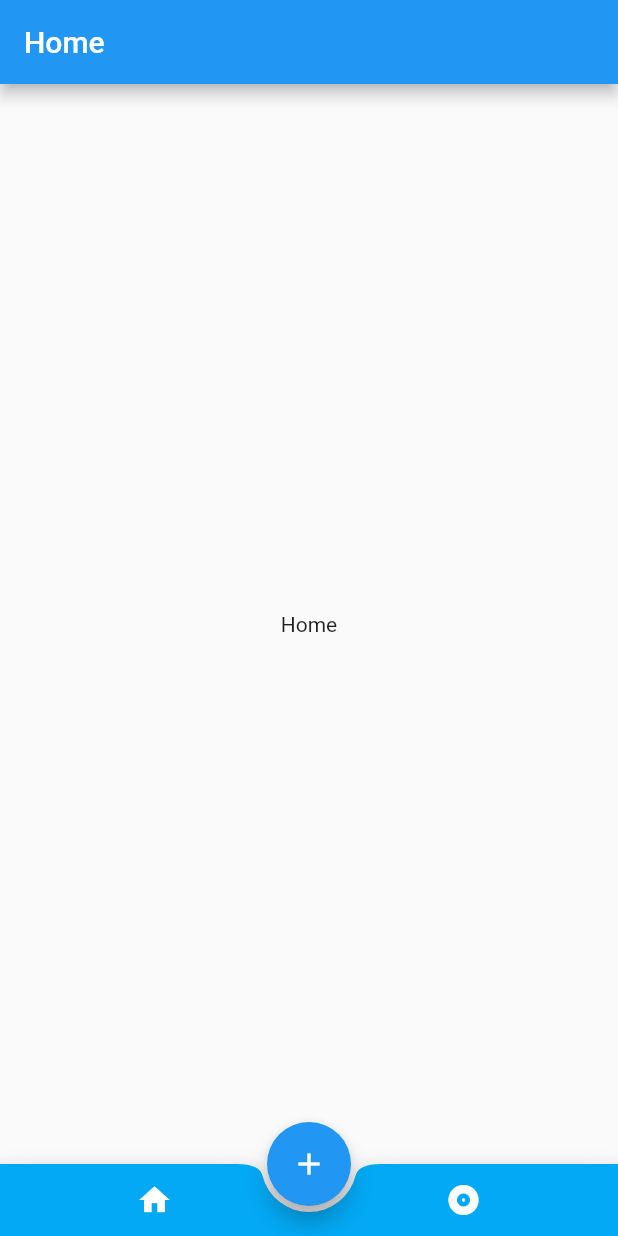
After one commit to zhangyuxiang1226/flutter-practive-2, a Flutter app: the BottomNavCustomWidget screen opened directly, on a phone screen of 412 x 824 dp. The commit adds this screen. Run offline on Flutter 3.47's test engine with Material 2 defaults, Android fonts, the phone set to English and light mode, and no system bars.

Commit message:
增加几个demo

```diff
--- /dev/null
+++ b/lib/bottom_nav_custom.dart
@@ -0,0 +1,73 @@
+import 'package:flutter/material.dart';
+import './each_view.dart';
+
+class BottomNavCustomWidget extends StatefulWidget {
+  @override
+  _BottomNavCustomWidgetState createState() => _BottomNavCustomWidgetState();
+}
+
+class _BottomNavCustomWidgetState extends State<BottomNavCustomWidget> {
+  // 初始化状态变量
+  List<Widget> _eachView;
+  int _index = 0;
+  // 初始化状态方法
+  @override
+  void initState() {
+    super.initState();
+    _eachView = List();
+    _eachView..add(EachView('Home'))..add(EachView('Album'));
+  }
+
+  @override
+  Widget build(BuildContext context) {
+    return Scaffold(
+      body: _eachView[_index],
+      // FAB 可交互浮动按钮
+      floatingActionButton: FloatingActionButton(
+        onPressed: () {
+          // 点击出现新路由
+          Navigator.of(context)
+              .push(MaterialPageRoute(builder: (BuildContext context) {
+            return EachView('New Page');
+          }));
+        },
+        tooltip: 'Jim Zhang',
+        child: Icon(
+          Icons.add,
+          color: Colors.white,
+        ),
+      ),
+      floatingActionButtonLocation: FloatingActionButtonLocation.centerDocked,
+      // BottomAppBar底部工具栏，自定义； demo1的 BottomNavigationBar是底部导航栏
+      bottomNavigationBar: BottomAppBar(
+        color: Colors.lightBlue,
+        shape: CircularNotchedRectangle(), // 设置工具栏形状：圆形缺口
+        child: Row(
+          mainAxisSize: MainAxisSize.max,
+          mainAxisAlignment: MainAxisAlignment.spaceAround,
+          children: <Widget>[
+            IconButton(
+              icon: Icon(Icons.home),
+              color: Colors.white,
+              onPressed: () {
+                // 点击更新 _index -> 使body内容改变
+                setState(() {
+                  _index = 0;
+                });
+              },
+            ),
+            IconButton(
+              icon: Icon(Icons.album),
+              color: Colors.white,
+              onPressed: () {
+                setState(() {
+                  _index = 1;
+                });
+              },
+            ),
+          ],
+        ),
+      ),
+    );
+  }
+}
--- a/lib/demo1.dart
+++ b/lib/demo1.dart
@@ -1,6 +1,8 @@
 import 'package:flutter/material.dart';
 import './bottom_nav.dart';
-
+/**
+ * demo1: 规则的底部导航栏
+ */
 void main() => runApp(Demo1());
 
 class Demo1 extends StatelessWidget {
--- /dev/null
+++ b/lib/demo2.dart
@@ -0,0 +1,22 @@
+import 'package:flutter/material.dart';
+import './bottom_nav_custom.dart';
+/**
+ * demo2: 非规则的底部导航栏，如snapshot底部有个+按钮
+ * bottom_nav_custom 组件，非规则底部栏
+ * each_view 组件实现body区域的数据更新
+ */
+void main() => runApp(Demo2());
+
+class Demo2 extends StatelessWidget {
+  @override
+  Widget build(BuildContext context) {
+    return MaterialApp(
+      title: 'Flutter Bottom Nav 2',
+      // 自定义主题样本
+      theme: ThemeData(
+        primarySwatch: Colors.lightBlue
+      ),
+      home: BottomNavCustomWidget(),
+    );
+  }
+}
--- /dev/null
+++ b/lib/demo3.dart
@@ -0,0 +1,18 @@
+import 'package:flutter/material.dart';
+import './pages/page1.dart';
+
+/**
+ * demo3: 导航动画
+ */
+void main() => runApp(Demo3());
+
+class Demo3 extends StatelessWidget {
+  @override
+  Widget build(BuildContext context) {
+    return MaterialApp(
+      title: 'Flutter Navigate Animation',
+      theme: ThemeData.light(),
+      home: FirstPage(),
+    );
+  }
+}
--- /dev/null
+++ b/lib/each_view.dart
@@ -0,0 +1,22 @@
+import 'package:flutter/material.dart';
+
+class EachView extends StatefulWidget {
+  String _title;
+  EachView(this._title); // 是从父页面的导航传递进来的title
+  @override
+  _EachViewState createState() => _EachViewState();
+}
+
+class _EachViewState extends State<EachView> {
+  @override
+  Widget build(BuildContext context) {
+    return Scaffold(
+      appBar: AppBar(
+        title: Text(widget._title),
+      ),
+      body: Center(
+        child: Text(widget._title),
+      ),
+    );
+  }
+}
--- a/lib/home.dart
+++ b/lib/home.dart
@@ -4,6 +4,9 @@ class MyAppHome extends StatelessWidget {
   @override
   final List<String> items = [
     'demo1',
+    'demo2',
+    'demo3',
+    'demo4',
   ];
   Widget build(BuildContext context) {
     return Scaffold(
```
Also changed, not shown: lib/custom_route_anime.dart (added, +68 -0 lines), lib/demo4.dart (added, +61 -0 lines), lib/main.dart (+7 -2 lines), lib/pages/page1.dart (added, +56 -0 lines).
